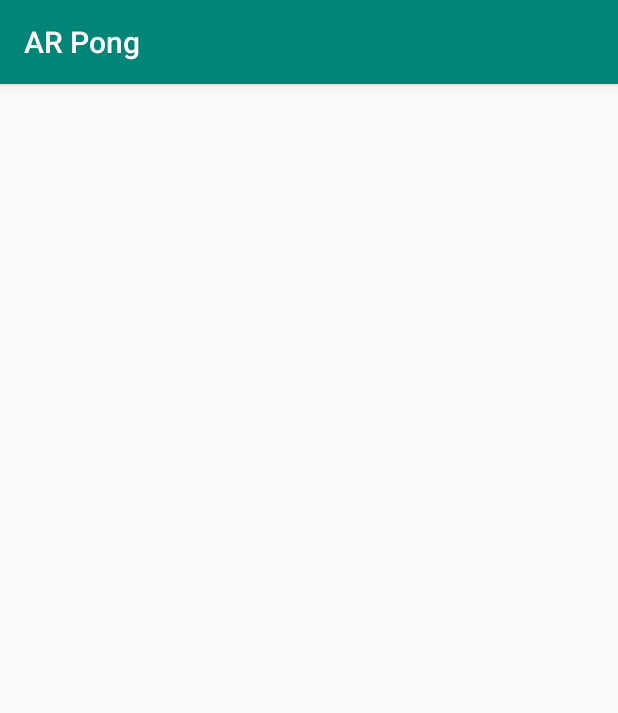
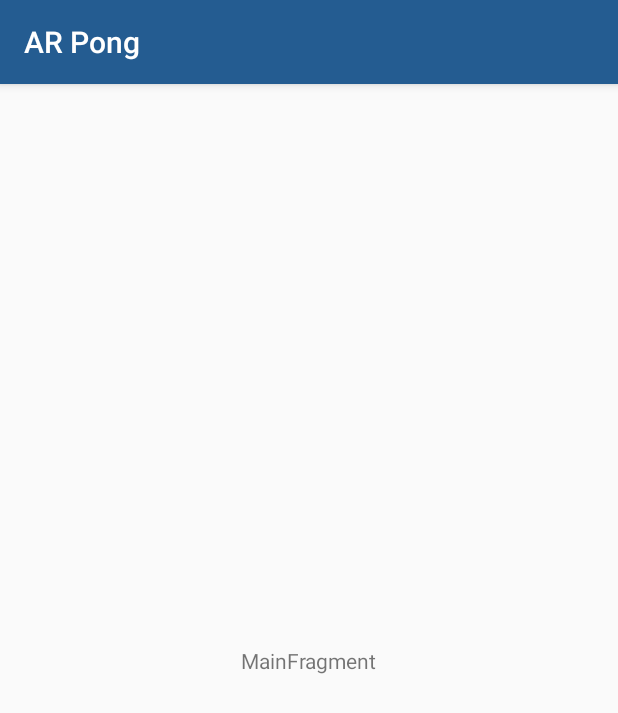
Before and after one commit to joshchua/ar-pong, an Android app: the screen it shows after launch (MainActivity), on a phone screen of 412 x 824 dp. Shown: the top 713 px of the screen. Run offline under Robolectric (Android 15) with nearby library versions, the phone set to English and light mode, and no system bars.

Commit message:
Add some components to implement ARCore and also updated some of the application's style colors

```diff
--- a/app/build.gradle
+++ b/app/build.gradle
@@ -31,6 +31,7 @@ dependencies {
     implementation 'androidx.constraintlayout:constraintlayout:1.1.3'
     implementation 'androidx.lifecycle:lifecycle-extensions:2.0.0'
     implementation 'androidx.lifecycle:lifecycle-viewmodel-ktx:2.0.0'
+    implementation 'com.google.ar:core:1.11.0'
     testImplementation 'junit:junit:4.12'
     androidTestImplementation 'androidx.test:runner:1.2.0'
     androidTestImplementation 'androidx.test.espresso:espresso-core:3.2.0'
--- a/app/src/main/java/com/chuahamilton/arpong/MainActivity.kt
+++ b/app/src/main/java/com/chuahamilton/arpong/MainActivity.kt
@@ -2,7 +2,7 @@ package com.chuahamilton.arpong
 
 import androidx.appcompat.app.AppCompatActivity
 import android.os.Bundle
-import com.chuahamilton.arpong.ui.main.MainFragment
+import com.chuahamilton.arpong.fragments.MainFragment
 
 class MainActivity : AppCompatActivity() {
 
--- a/app/src/main/java/com/chuahamilton/arpong/ui/main/MainFragment.kt
+++ b/app/src/main/java/com/chuahamilton/arpong/fragments/MainFragment.kt
@@ -1,4 +1,4 @@
-package com.chuahamilton.arpong.ui.main
+package com.chuahamilton.arpong.fragments
 
 import androidx.lifecycle.ViewModelProviders
 import android.os.Bundle
@@ -6,7 +6,8 @@ import androidx.fragment.app.Fragment
 import android.view.LayoutInflater
 import android.view.View
 import android.view.ViewGroup
-import com.gvsu.mobile.R
+import com.chuahamilton.arpong.R
+import com.chuahamilton.arpong.viewmodels.MainViewModel
 
 class MainFragment : Fragment() {
 
--- a/app/src/main/java/com/chuahamilton/arpong/ui/main/MainViewModel.kt
+++ b/app/src/main/java/com/chuahamilton/arpong/viewmodels/MainViewModel.kt
@@ -1,4 +1,4 @@
-package com.chuahamilton.arpong.ui.main
+package com.chuahamilton.arpong.viewmodels
 
 import androidx.lifecycle.*
 
--- a/app/src/main/res/layout/main_fragment.xml
+++ b/app/src/main/res/layout/main_fragment.xml
@@ -5,7 +5,7 @@
     android:id="@+id/main"
     android:layout_width="match_parent"
     android:layout_height="match_parent"
-    tools:context=".ui.main.MainFragment">
+    tools:context=".fragments.MainFragment">
 
     <TextView
         android:id="@+id/message"
--- a/app/src/main/res/values/colors.xml
+++ b/app/src/main/res/values/colors.xml
@@ -1,6 +1,8 @@
 <?xml version="1.0" encoding="utf-8"?>
 <resources>
-    <color name="colorPrimary">#008577</color>
-    <color name="colorPrimaryDark">#00574B</color>
-    <color name="colorAccent">#D81B60</color>
+    <color name="colorPrimary">#245c91</color>
+    <color name="colorPrimaryDark">#0f304c</color>
+    <color name="colorAccent">#FFFFFF</color>
+    <color name="arpong_white">#FFFFFF</color>
+    <color name="arpong_black">#000000</color>
 </resources>
--- a/app/src/main/res/values/strings.xml
+++ b/app/src/main/res/values/strings.xml
@@ -1,3 +1,4 @@
 <resources>
     <string name="app_name">AR Pong</string>
+    <string name="play">Play</string>
 </resources>
```
Also changed, not shown: app/src/main/AndroidManifest.xml (+16 -0 lines).
